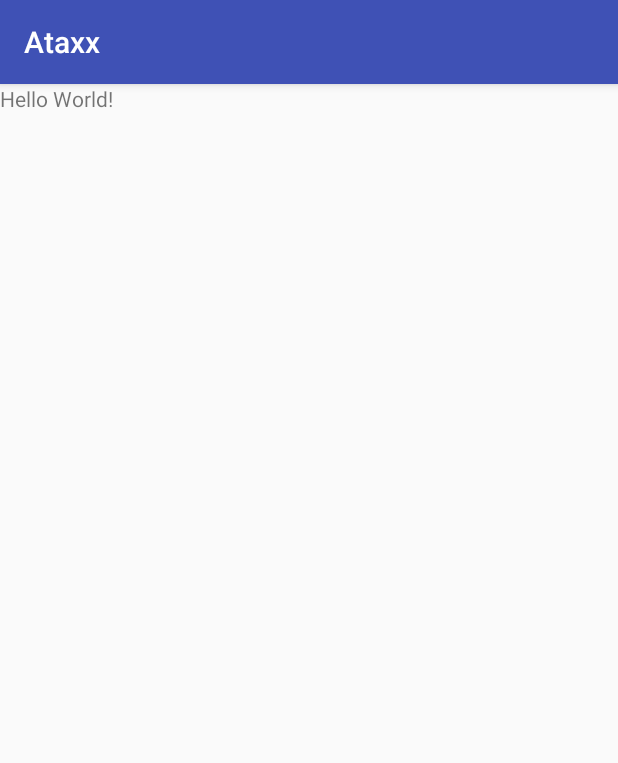
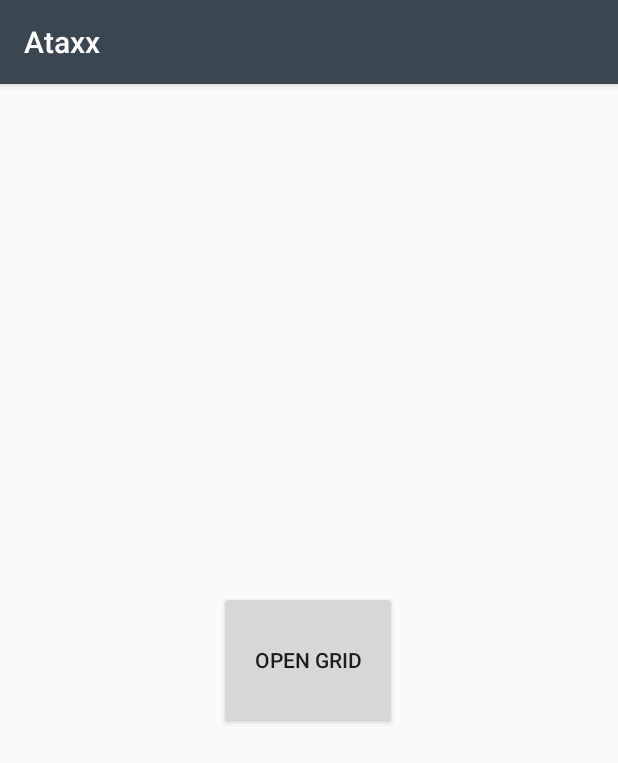
Before and after one commit to The224/Infectious_Mobile, an Android app: the screen it shows after launch (MainActivity), on a phone screen of 412 x 824 dp. Shown: the top 763 px of the screen. Run offline under Robolectric (Android 15) with nearby library versions, the light colour scheme and no system bars.

Commit message:
Creating the grid

```diff
--- a/app/src/main/AndroidManifest.xml
+++ b/app/src/main/AndroidManifest.xml
@@ -16,6 +16,7 @@
                 <category android:name="android.intent.category.LAUNCHER" />
             </intent-filter>
         </activity>
+        <activity android:name=".GridActivity"></activity>
     </application>
 
 </manifest>
--- /dev/null
+++ b/app/src/main/res/drawable/background.xml
@@ -0,0 +1,4 @@
+<?xml version="1.0" encoding="utf-8"?>
+<bitmap xmlns:android="http://schemas.android.com/apk/res/android"
+    android:src="@drawable/naturalblack"
+    android:tileMode="repeat" />
--- /dev/null
+++ b/app/src/main/res/drawable/tile_block.xml
@@ -0,0 +1,6 @@
+<?xml version="1.0" encoding="utf-8"?>
+<shape xmlns:android="http://schemas.android.com/apk/res/android" android:shape="rectangle">
+    <solid android:color="#666"/>
+    <corners android:radius="12px"/>
+    <stroke  android:width="2dip" android:color="#000000"/>
+</shape>
--- /dev/null
+++ b/app/src/main/res/drawable/tile_empty.xml
@@ -0,0 +1,6 @@
+<?xml version="1.0" encoding="utf-8"?>
+<shape xmlns:android="http://schemas.android.com/apk/res/android" android:shape="rectangle">
+    <solid android:color="#fff"/>
+    <corners android:radius="12px"/>
+    <stroke  android:width="2dip" android:color="#000000"/>
+</shape>
--- a/app/src/main/res/layout/activity_main.xml
+++ b/app/src/main/res/layout/activity_main.xml
@@ -4,15 +4,45 @@
     xmlns:tools="http://schemas.android.com/tools"
     android:layout_width="match_parent"
     android:layout_height="match_parent"
+    android:orientation="vertical"
+    android:weightSum="3"
     tools:context="com.m224.ataxx.MainActivity">
 
-    <TextView
-        android:layout_width="wrap_content"
-        android:layout_height="wrap_content"
-        android:text="Hello World!"
-        app:layout_constraintBottom_toBottomOf="parent"
-        app:layout_constraintLeft_toLeftOf="parent"
-        app:layout_constraintRight_toRightOf="parent"
-        app:layout_constraintTop_toTopOf="parent" />
+    <Space
+        android:layout_width="match_parent"
+        android:layout_height="0dp"
+        android:layout_weight="1" />
+
+    <LinearLayout
+        android:layout_width="match_parent"
+        android:layout_height="0dp"
+        android:layout_weight="1"
+        android:gravity="center"
+        android:orientation="horizontal">
+
+        <Space
+            android:layout_width="wrap_content"
+            android:layout_height="wrap_content"
+            android:layout_weight="1" />
+
+        <Button
+            android:id="@+id/button"
+            android:layout_width="wrap_content"
+            android:layout_height="92dp"
+            android:layout_weight="0.16"
+            android:elevation="5dp"
+            android:onClick="startActivityGrid"
+            android:text="Open Grid" />
+
+        <Space
+            android:layout_width="wrap_content"
+            android:layout_height="wrap_content"
+            android:layout_weight="1" />
+    </LinearLayout>
+
+    <Space
+        android:layout_width="match_parent"
+        android:layout_height="0dp"
+        android:layout_weight="1" />
 
 </LinearLayout>
--- a/app/src/main/res/values/colors.xml
+++ b/app/src/main/res/values/colors.xml
@@ -1,6 +1,16 @@
 <?xml version="1.0" encoding="utf-8"?>
 <resources>
-    <color name="colorPrimary">#3F51B5</color>
-    <color name="colorPrimaryDark">#303F9F</color>
-    <color name="colorAccent">#FF4081</color>
+    <color name="primary">#3A4750</color>
+    <color name="primaryDark">#303841</color>
+    <color name="colorAccent">#A0E418</color>
+
+    <color name="player1">#F6C90E</color>
+    <color name="player2">#F64E8B</color>
+
+
+
+
+
+
+
 </resources>
--- a/app/src/main/res/values/styles.xml
+++ b/app/src/main/res/values/styles.xml
@@ -3,8 +3,8 @@
     <!-- Base application theme. -->
     <style name="AppTheme" parent="Theme.AppCompat.Light.DarkActionBar">
         <!-- Customize your theme here. -->
-        <item name="colorPrimary">@color/colorPrimary</item>
-        <item name="colorPrimaryDark">@color/colorPrimaryDark</item>
+        <item name="colorPrimary">@color/primary</item>
+        <item name="colorPrimaryDark">@color/primaryDark</item>
         <item name="colorAccent">@color/colorAccent</item>
     </style>
 
```
Also changed, not shown: app/src/main/java/com/m224/ataxx/GridActivity.java (added, +35 -0 lines), app/src/main/java/com/m224/ataxx/GridImageAdapter.java (added, +46 -0 lines), app/src/main/java/com/m224/ataxx/MainActivity.java (+27 -0 lines), app/src/main/java/com/m224/ataxx/Tile.java (added, +32 -0 lines), app/src/main/res/layout/activity_grid.xml (added, +18 -0 lines), app/src/main/res/drawable/naturalblack.png (added).
